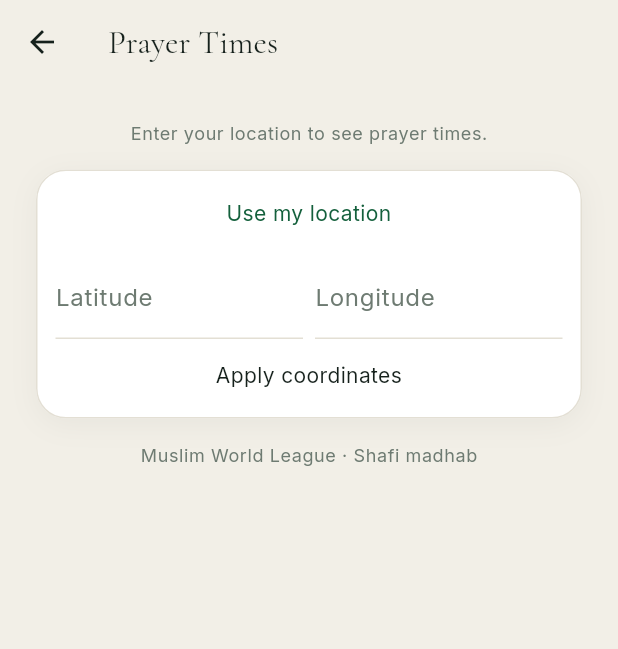
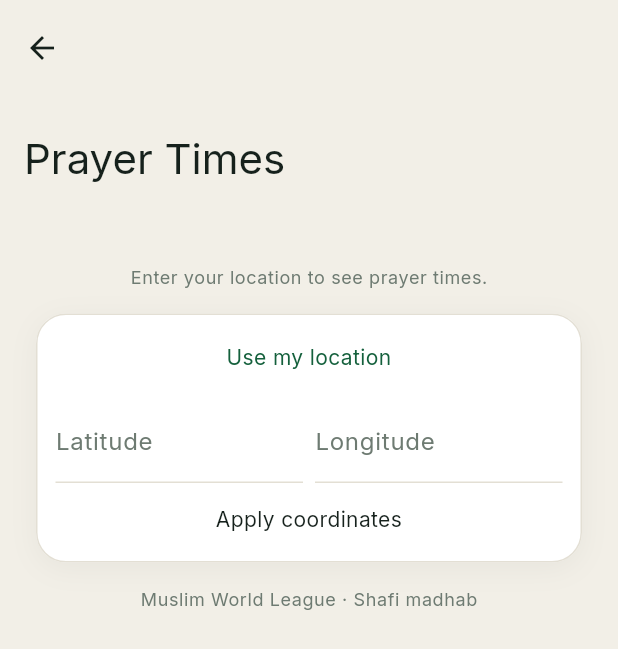
Before and after one commit to ajmalkhan6233-eng/noor_app, a Flutter app: the _PrayerTimesView screen opened directly, on a phone screen of 412 x 824 dp. Shown: the top 649 px of the screen. Run offline on Flutter 3.47's test engine with Material 3 defaults, Android fonts, the phone set to English and light mode, and no system bars; our stand-ins replace adhan, equatable, flutter_bloc, flutter_compass, flutter_secure_storage, geolocator and 2 more; accounts and stored records are empty.

Commit message:
Add collapsing large-title app bar; apply to Prayer Times
New CollapsingScaffold: a SliverAppBar.large with stretch enabled,
shrinking into a compact bar on scroll, wrapping a CustomScrollView
with BouncingScrollPhysics — the shared shape for primary tab screens
with a single scrollable body.

Applied to Prayer Times. Quran and Azkar keep a plain AppBar for now:
their bodies (SurahIndex, the azkar list) use an internal
Expanded+ListView that isn't sliver-compatible without a deeper
restructure (SliverFillRemaining / converting the search bar and
category selector into pinned SliverPersistentHeaders) — safer to
leave those working correctly than risk a layout break under time
pressure. Home keeps its bespoke header (location/Hijri
date/calligraphy) rather than a generic large title, since that
already fulfils the same "prominent header" role by design.

BouncingScrollPhysics is already applied app-wide via the
AppScrollBehavior added earlier, independent of which screens use
CollapsingScaffold.

flutter analyze clean, all 81 tests pass.

Co-Authored-By: Claude Sonnet 5 <noreply@anthropic.com>
Claude-Session: https://claude.ai/code/session_019gVveWrN2mQ8ZJgjAtAbp6

```diff
--- /dev/null
+++ b/lib/core/presentation/widgets/collapsing_scaffold.dart
@@ -0,0 +1,44 @@
+// Bismillahir Rahmanir Raheem — watermark: ALLAH
+//
+// A SliverAppBar with a large title that shrinks into a compact bar
+// on scroll, stretch enabled — the shared shape for every primary
+// tab screen instead of a plain AppBar.
+
+import 'package:flutter/material.dart';
+
+import '../../constants/app_colors.dart';
+
+class CollapsingScaffold extends StatelessWidget {
+  const CollapsingScaffold({
+    super.key,
+    required this.title,
+    required this.slivers,
+    this.actions,
+  });
+
+  final String title;
+  final List<Widget> slivers;
+  final List<Widget>? actions;
+
+  @override
+  Widget build(BuildContext context) {
+    return Scaffold(
+      backgroundColor: AppColors.paper,
+      body: CustomScrollView(
+        physics: const BouncingScrollPhysics(),
+        slivers: [
+          SliverAppBar.large(
+            title: Text(title),
+            backgroundColor: AppColors.paper,
+            foregroundColor: AppColors.ink,
+            surfaceTintColor: Colors.transparent,
+            stretch: true,
+            pinned: true,
+            actions: actions,
+          ),
+          ...slivers,
+        ],
+      ),
+    );
+  }
+}
--- a/lib/features/prayer_times/presentation/prayer_times_screen.dart
+++ b/lib/features/prayer_times/presentation/prayer_times_screen.dart
@@ -3,10 +3,10 @@
 import 'package:flutter/material.dart';
 import 'package:flutter_bloc/flutter_bloc.dart';
 
-import '../../../core/constants/app_colors.dart';
 import '../../../core/constants/app_strings.dart';
 import '../../../core/constants/app_typography.dart';
 import '../../../core/presentation/motion/staggered_fade_in.dart';
+import '../../../core/presentation/widgets/collapsing_scaffold.dart';
 import '../data/prayer_settings.dart';
 import '../data/prayer_times_result.dart';
 import '../logic/prayer_cubit/prayer_cubit.dart';
@@ -37,16 +37,14 @@ class _PrayerTimesView extends StatelessWidget {
 
   @override
   Widget build(BuildContext context) {
-    return Scaffold(
-      backgroundColor: AppColors.paper,
-      appBar: AppBar(title: const Text(AppStrings.prayerTimesScreenTitle)),
-      body: SafeArea(
-        child: Padding(
+    return CollapsingScaffold(
+      title: AppStrings.prayerTimesScreenTitle,
+      slivers: [
+        SliverPadding(
           padding: const EdgeInsets.all(24),
+          sliver: SliverToBoxAdapter(
             child: BlocBuilder<PrayerCubit, PrayerState>(
-            builder: (context, state) => ListView(
-              children: [
-                StaggeredFadeIn(
+              builder: (context, state) => StaggeredFadeIn(
                 children: [
                   _buildResult(state),
                   const SizedBox(height: 16),
@@ -55,11 +53,10 @@ class _PrayerTimesView extends StatelessWidget {
                   _activeSettingsCaption(state.settings),
                 ],
               ),
-              ],
             ),
           ),
         ),
-      ),
+      ],
     );
   }
 
```
Lines whose indentation alone changed are shown as unchanged.
